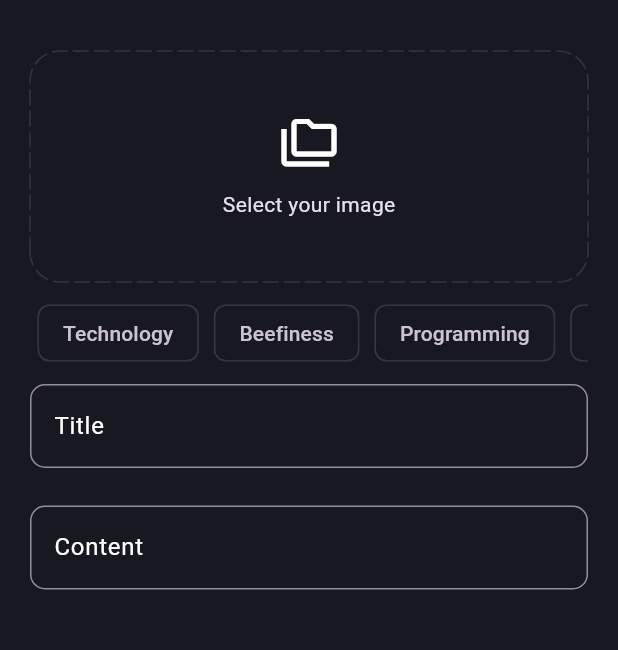
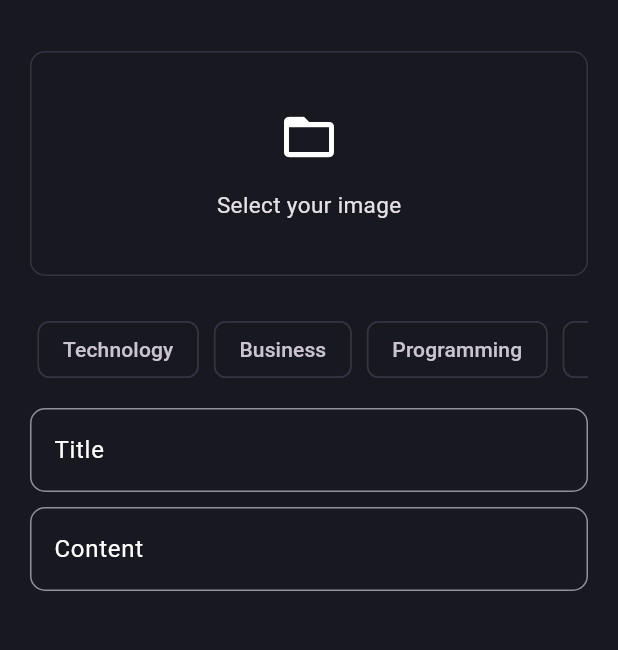
Before and after one commit to HadyAhmed00/Blog_App, a Flutter app: the AddBlogPage screen opened by its route, on a phone screen of 412 x 824 dp, the part 63-713 px from its top. Run offline on Flutter 3.47's test engine with Material 3 defaults, Android fonts, the phone set to English and light mode, and no system bars; drawn by our look-alikes of dotted_border; our stand-ins replace bloc, flutter_bloc, fpdart, get_it, hive, image_picker and 1 more; accounts and stored records are empty; network calls fail.

Commit message:
feat: Implement blog functionality with Supabase and Hive caching
  This commit introduces the core blog features, including:
   - Blog post creation and upload to Supabase.
   - Fetching and displaying blog posts.
   - Local caching of blog posts using Hive for offline access.
   - Integration of image_picker for image selection.
   - Refactored dependency injection for blog-related services.

  Also addresses and resolves several build and runtime issues:
   - Corrected Android NDK version conflicts.
   - Fixed build_runner errors related to blogModel.dart and add_blog_page.dart.
   - Ensured proper asynchronous initialization of Hive and Supabase services.

```diff
--- a/lib/features/blog/domain/entite/blog.dart
+++ b/lib/features/blog/domain/entite/blog.dart
@@ -1,5 +1,5 @@
 class Blog {
-  final int id;
+  final String id;
 
   final String userId;
   final String title;
--- /dev/null
+++ b/lib/features/blog/domain/usecases/get_all_blogs.dart
@@ -0,0 +1,16 @@
+import 'package:blog/core/error/failurs.dart';
+import 'package:blog/core/usecase/usecase.dart';
+import 'package:blog/features/blog/domain/entite/blog.dart';
+import 'package:blog/features/blog/domain/repository/blog_repository.dart';
+import 'package:fpdart/fpdart.dart';
+
+class GetAllBlogs implements Usecase<List<Blog>, Noparams> {
+  final BlogRepository blogRepository;
+
+  GetAllBlogs(this.blogRepository);
+
+  @override
+  Future<Either<Failure, List<Blog>>> call(Noparams params) async {
+    return await blogRepository.getAllBlogs();
+  }
+}
--- /dev/null
+++ b/lib/features/blog/domain/usecases/upload_blog.dart
@@ -0,0 +1,40 @@
+import 'dart:io';
+
+import 'package:blog/core/error/failurs.dart';
+import 'package:blog/core/usecase/usecase.dart';
+import 'package:blog/features/blog/domain/entite/blog.dart';
+import 'package:blog/features/blog/domain/repository/blog_repository.dart';
+import 'package:fpdart/fpdart.dart';
+
+class UploadBlog implements Usecase<Blog, UploadBlogParams> {
+  final BlogRepository blogRepository;
+
+  UploadBlog(this.blogRepository);
+
+  @override
+  Future<Either<Failure, Blog>> call(UploadBlogParams params) async {
+    return await blogRepository.uploadBlog(
+      image: params.image,
+      title: params.title,
+      content: params.content,
+      userId: params.userId,
+      topics: params.topics,
+    );
+  }
+}
+
+class UploadBlogParams {
+  final File image;
+  final String title;
+  final String content;
+  final String userId;
+  final List<String> topics;
+
+  UploadBlogParams({
+    required this.image,
+    required this.title,
+    required this.content,
+    required this.userId,
+    required this.topics,
+  });
+}
--- /dev/null
+++ b/lib/features/blog/ui/bloc/blog_bloc.dart
@@ -0,0 +1,59 @@
+import 'package:blog/core/usecase/usecase.dart';
+import 'package:flutter_bloc/flutter_bloc.dart';
+import 'package:blog/features/blog/domain/entite/blog.dart';
+import 'package:blog/features/blog/domain/usecases/upload_blog.dart';
+import 'package:blog/features/blog/domain/usecases/get_all_blogs.dart';
+import 'package:meta/meta.dart';
+import 'dart:io';
+
+part 'blog_event.dart';
+part 'blog_state.dart';
+
+class BlogBloc extends Bloc<BlogEvent, BlogState> {
+  final UploadBlog _uploadBlog;
+  final GetAllBlogs _getAllBlogs;
+
+  BlogBloc({
+    required UploadBlog uploadBlog,
+    required GetAllBlogs getAllBlogs,
+  })  : _uploadBlog = uploadBlog,
+        _getAllBlogs = getAllBlogs,
+        super(BlogInitial()) {
+    on<BlogUpload>(_onBlogUpload);
+    on<BlogFetchAllBlogs>(_onFetchAllBlogs);
+  }
+
+  void _onBlogUpload(
+    BlogUpload event,
+    Emitter<BlogState> emit,
+  ) async {
+    emit(BlogLoading());
+    final res = await _uploadBlog(
+      UploadBlogParams(
+        image: event.image,
+        title: event.title,
+        content: event.content,
+        userId: event.userId,
+        topics: event.topics,
+      ),
+    );
+
+    res.fold(
+      (l) => emit(BlogFailure(l.massage)),
+      (r) => emit(BlogUploadSuccess()),
+    );
+  }
+
+  void _onFetchAllBlogs(
+    BlogFetchAllBlogs event,
+    Emitter<BlogState> emit,
+  ) async {
+    emit(BlogLoading());
+    final res = await _getAllBlogs(Noparams());
+
+    res.fold(
+      (l) => emit(BlogFailure(l.massage)),
+      (r) => emit(BlogsDisplaySuccess(r)),
+    );
+  }
+}
--- /dev/null
+++ b/lib/features/blog/ui/bloc/blog_event.dart
@@ -0,0 +1,22 @@
+part of 'blog_bloc.dart';
+
+@immutable
+sealed class BlogEvent {}
+
+final class BlogUpload extends BlogEvent {
+  final String userId;
+  final String title;
+  final String content;
+  final File image;
+  final List<String> topics;
+
+  BlogUpload({
+    required this.userId,
+    required this.title,
+    required this.content,
+    required this.image,
+    required this.topics,
+  });
+}
+
+final class BlogFetchAllBlogs extends BlogEvent {}
--- /dev/null
+++ b/lib/features/blog/ui/bloc/blog_state.dart
@@ -0,0 +1,22 @@
+part of 'blog_bloc.dart';
+
+@immutable
+sealed class BlogState {}
+
+final class BlogInitial extends BlogState {}
+
+final class BlogLoading extends BlogState {}
+
+final class BlogUploadSuccess extends BlogState {}
+
+final class BlogFailure extends BlogState {
+  final String message;
+
+  BlogFailure(this.message);
+}
+
+final class BlogsDisplaySuccess extends BlogState {
+  final List<Blog> blogs;
+
+  BlogsDisplaySuccess(this.blogs);
+}
--- a/lib/features/blog/ui/pages/add_blog_page.dart
+++ b/lib/features/blog/ui/pages/add_blog_page.dart
@@ -1,9 +1,14 @@
+import 'package:blog/core/common/cubits/user_login/user_login_cubit.dart';
+import 'package:blog/core/common/widget/loader.dart';
 import 'package:blog/core/theme/app_pallete.dart';
+import 'package:blog/core/utiles/show_snackbar.dart';
+import 'package:blog/features/blog/ui/bloc/blog_bloc.dart';
 import 'package:dotted_border/dotted_border.dart';
 import 'package:flutter/foundation.dart';
 import 'package:flutter/material.dart';
 import 'package:blog/core/utils/image_picker_service.dart';
 import 'dart:io';
+import 'package:flutter_bloc/flutter_bloc.dart';
 
 import '../widgets/blog_edetor.dart';
 
@@ -34,16 +39,50 @@ class _AddBlogPageState extends State<AddBlogPage> {
     }
   }
 
+  void uploadBlog() {
+    if (image != null &&
+        _titleContrloler.text.isNotEmpty &&
+        _contantContrloler.text.isNotEmpty &&
+        selectedTopic.isNotEmpty) {
+      final userId = (context.read<UserLoginCubit>().state as UserIsLoggedIn).user.id;
+      context.read<BlogBloc>().add(
+            BlogUpload(
+              userId: userId,
+              title: _titleContrloler.text.trim(),
+              content: _contantContrloler.text.trim(),
+              image: image!,
+              topics: selectedTopic,
+            ),
+          );
+    } else {
+      showSnackBar(context, 'Please fill all the fields');
+    }
+  }
+
   @override
   Widget build(BuildContext context) {
     return Scaffold(
       appBar: AppBar(
         title: const Text("Add Blog"),
         actions: [
-          IconButton(onPressed: () {}, icon: Icon(Icons.done_outline_rounded)),
+          IconButton(
+              onPressed: uploadBlog, icon: Icon(Icons.done_outline_rounded)),
         ],
       ),
-      body: SingleChildScrollView(
+      body: BlocConsumer<BlogBloc, BlogState>(
+        listener: (context, state) {
+          if (state is BlogFailure) {
+            showSnackBar(context, state.message);
+          }
+          if (state is BlogUploadSuccess) {
+            Navigator.of(context).pop();
+          }
+        },
+        builder: (context, state) {
+          if (state is BlogLoading) {
+            return const Loader();
+          }
+          return SingleChildScrollView(
             child: Padding(
               padding: const EdgeInsets.all(20.0),
               child: Column(
@@ -65,42 +104,42 @@ class _AddBlogPageState extends State<AddBlogPage> {
                         )
                       : GestureDetector(
                           onTap: selectImage,
-                      child: DottedBorder(
-                        options: RoundedRectDottedBorderOptions(
-                          color: AppPallete.borderColor,
-                          dashPattern: [10, 4],
-                          strokeCap: StrokeCap.round,
-                          radius: Radius.circular(20),
-                        ),
-                        child: const SizedBox(
+                          child: Container(
                             height: 150,
                             width: double.infinity,
-                          child: Column(
+                            decoration: BoxDecoration(
+                              border: Border.all(
+                                color: AppPallete.borderColor,
+                                width: 1,
+                              ),
+                              borderRadius: BorderRadius.circular(10),
+                            ),
+                            child: const Column(
                               mainAxisAlignment: MainAxisAlignment.center,
                               children: [
-                              Icon(Icons.folder_copy_outlined, size: 40),
-                              SizedBox(height: 10),
-                              Text("Select your image"),
+                                Icon(Icons.folder_open, size: 40),
+                                SizedBox(height: 15),
+                                Text(
+                                  'Select your image',
+                                  style: TextStyle(fontSize: 15),
+                                ),
                               ],
                             ),
                           ),
                         ),
-                    ),
+                  const SizedBox(height: 20),
                   SingleChildScrollView(
                     scrollDirection: Axis.horizontal,
                     child: Row(
                       children: [
                         "Technology",
-                    "Beefiness",
+                        "Business",
                         "Programming",
                         "Entertainment",
                       ]
                           .map(
                             (e) => Padding(
-                          padding: const EdgeInsets.symmetric(
-                            horizontal: 5,
-                            vertical: 10,
-                          ),
+                              padding: const EdgeInsets.all(5.0),
                               child: GestureDetector(
                                 onTap: () {
                                   if (selectedTopic.contains(e)) {
@@ -108,22 +147,19 @@ class _AddBlogPageState extends State<AddBlogPage> {
                                   } else {
                                     selectedTopic.add(e);
                                   }
-                              if (kDebugMode) {
-                                print(selectedTopic);
-                              }
                                   setState(() {});
                                 },
                                 child: Chip(
                                   label: Text(e),
-                              side: const BorderSide(
+                                  color: selectedTopic.contains(e)
+                                      ? const WidgetStatePropertyAll(
+                                          AppPallete.gradient1)
+                                      : null,
+                                  side: selectedTopic.contains(e)
+                                      ? null
+                                      : const BorderSide(
                                           color: AppPallete.borderColor,
                                         ),
-                              backgroundColor: AppPallete.backgroundColor,
-                              color: selectedTopic.contains(e)
-                                  ? const WidgetStatePropertyAll(
-                                      AppPallete.gradient1,
-                                    )
-                                  : null,
                                 ),
                               ),
                             ),
@@ -131,20 +167,23 @@ class _AddBlogPageState extends State<AddBlogPage> {
                           .toList(),
                     ),
                   ),
+                  const SizedBox(height: 10),
                   BlogEditor(
                     controller: _titleContrloler,
+                    hint: "Blog title",
                     lable: "Title",
-                hint: "Enter The Title",
                   ),
-              SizedBox(height: 25),
+                  const SizedBox(height: 10),
                   BlogEditor(
                     controller: _contantContrloler,
+                    hint: "Blog content",
                     lable: "Content",
-                hint: "Enter The content",
                   ),
                 ],
               ),
             ),
+          );
+        },
       ),
     );
   }
--- a/pubspec.yaml
+++ b/pubspec.yaml
@@ -40,10 +40,16 @@ dependencies:
   get_it: ^8.0.3
   dotted_border: ^3.0.1
   image_picker: ^1.1.2
+  hive: ^2.2.3
+  hive_flutter: ^1.1.0
+  path_provider: ^2.0.11
+  uuid: ^4.4.0
 
 dev_dependencies:
   flutter_test:
     sdk: flutter
+  hive_generator: ^2.0.0
+  build_runner: ^2.4.5
 
   # The "flutter_lints" package below contains a set of recommended lints to
   # encourage good coding practices. The lint set provided by the package is
```
Also changed, not shown: lib/features/blog/data/data_sources/blog_local_data_source.dart (added, +26 -0 lines), lib/features/blog/data/data_sources/blog_remote_data_source.dart (+51 -2 lines), lib/features/blog/data/models/blogModel.dart (+79 -8 lines), lib/features/blog/data/repository/blog_repository_impl.dart (added, +71 -0 lines), lib/features/blog/domain/repository/blog_repository.dart (added, +17 -0 lines), lib/features/blog/ui/pages/blog_page.dart (+44 -2 lines), lib/features/blog/ui/widgets/blog_card.dart (added, +38 -0 lines), lib/init_dependances.dart (+55 -15 lines), lib/main.dart (+4 -4 lines), lib/features/blog/data/models/blogModel.g.dart (added), pubspec.lock, 1 other file. Lines whose indentation alone changed are shown as unchanged.
